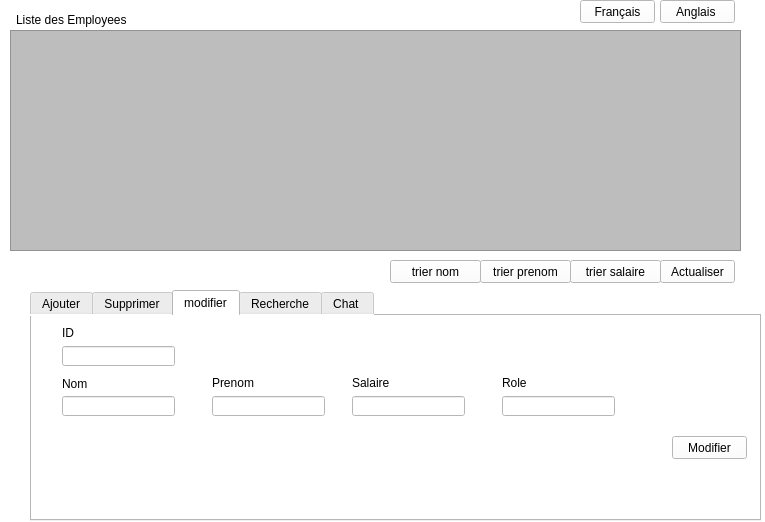
The window that mainwindow.ui (nyrouz911/Smart-Dry-Cleaner-2A13) describes before a commit, drawn with Qt 5.
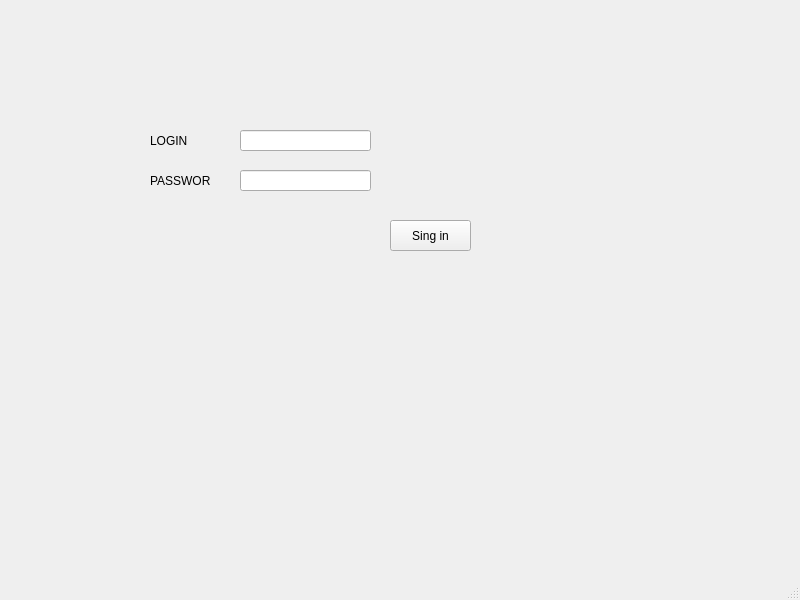
The same window after the commit. The open tabs and pages were chosen to show the change.

What changed in the file:
```diff
--- a/mainwindow.ui
+++ b/mainwindow.ui
@@ -6,584 +6,85 @@
    <rect>
     <x>0</x>
     <y>0</y>
-    <width>765</width>
-    <height>522</height>
+    <width>800</width>
+    <height>600</height>
    </rect>
   </property>
   <property name="windowTitle">
    <string>MainWindow</string>
   </property>
-  <property name="styleSheet">
-   <string notr="true">background-color:rgb(255, 255, 255);</string>
-  </property>
   <widget class="QWidget" name="centralwidget">
    <widget class="QLabel" name="label">
     <property name="geometry">
      <rect>
-      <x>16</x>
-      <y>10</y>
-      <width>301</width>
-      <height>20</height>
+      <x>150</x>
+      <y>130</y>
+      <width>61</width>
+      <height>21</height>
      </rect>
     </property>
-    <property name="styleSheet">
-     <string notr="true">font: 75 10pt &quot;MS Shell Dlg 2&quot;;</string>
-    </property>
     <property name="text">
-     <string>Liste des Employees </string>
+     <string>LOGIN</string>
     </property>
    </widget>
-   <widget class="QTabWidget" name="tabWidget">
+   <widget class="QLabel" name="label_2">
     <property name="geometry">
      <rect>
-      <x>30</x>
-      <y>290</y>
-      <width>731</width>
-      <height>231</height>
+      <x>150</x>
+      <y>170</y>
+      <width>61</width>
+      <height>21</height>
      </rect>
     </property>
-    <property name="styleSheet">
-     <string notr="true">font: 75 9pt &quot;MS Shell Dlg 2&quot;;</string>
+    <property name="text">
+     <string>PASSWORD</string>
     </property>
-    <property name="currentIndex">
-     <number>4</number>
-    </property>
-    <widget class="QWidget" name="ajouter">
-     <attribute name="title">
-      <string>Ajouter</string>
-     </attribute>
-     <widget class="QLineEdit" name="nom">
-      <property name="geometry">
-       <rect>
-        <x>20</x>
-        <y>50</y>
-        <width>113</width>
-        <height>20</height>
-       </rect>
-      </property>
-     </widget>
-     <widget class="QLineEdit" name="prenom">
-      <property name="geometry">
-       <rect>
-        <x>160</x>
-        <y>50</y>
-        <width>113</width>
-        <height>20</height>
-       </rect>
-      </property>
-     </widget>
-     <widget class="QLineEdit" name="salaire">
-      <property name="geometry">
-       <rect>
-        <x>300</x>
-        <y>50</y>
-        <width>113</width>
-        <height>20</height>
-       </rect>
-      </property>
-     </widget>
-     <widget class="QLineEdit" name="role">
-      <property name="geometry">
-       <rect>
-        <x>430</x>
-        <y>50</y>
-        <width>113</width>
-        <height>20</height>
-       </rect>
-      </property>
-     </widget>
-     <widget class="QLabel" name="label_2">
-      <property name="geometry">
-       <rect>
-        <x>20</x>
-        <y>30</y>
-        <width>47</width>
-        <height>14</height>
-       </rect>
-      </property>
-      <property name="text">
-       <string>Nom</string>
-      </property>
-     </widget>
-     <widget class="QLabel" name="label_3">
-      <property name="geometry">
-       <rect>
-        <x>160</x>
-        <y>30</y>
-        <width>47</width>
-        <height>14</height>
-       </rect>
-      </property>
-      <property name="text">
-       <string>Prenom</string>
-      </property>
-     </widget>
-     <widget class="QLabel" name="label_4">
-      <property name="geometry">
-       <rect>
-        <x>300</x>
-        <y>30</y>
-        <width>47</width>
-        <height>14</height>
-       </rect>
-      </property>
-      <property name="text">
-       <string>Salaire</string>
-      </property>
-     </widget>
-     <widget class="QLabel" name="label_5">
-      <property name="geometry">
-       <rect>
-        <x>430</x>
-        <y>30</y>
-        <width>47</width>
-        <height>14</height>
-       </rect>
-      </property>
-      <property name="text">
-       <string>Role</string>
-      </property>
-     </widget>
-     <widget class="QPushButton" name="pushButton">
-      <property name="geometry">
-       <rect>
-        <x>614</x>
-        <y>90</y>
-        <width>81</width>
-        <height>31</height>
-       </rect>
-      </property>
-      <property name="text">
-       <string>Ajouter</string>
-      </property>
-     </widget>
-    </widget>
-    <widget class="QWidget" name="supprimer">
-     <attribute name="title">
-      <string>Supprimer</string>
-     </attribute>
-     <widget class="QPushButton" name="pushButton_2">
-      <property name="geometry">
-       <rect>
-        <x>614</x>
-        <y>110</y>
-        <width>91</width>
-        <height>23</height>
-       </rect>
-      </property>
-      <property name="text">
-       <string>Supprimer</string>
-      </property>
-     </widget>
-     <widget class="QLabel" name="label_6">
-      <property name="geometry">
-       <rect>
-        <x>70</x>
-        <y>40</y>
-        <width>51</width>
-        <height>31</height>
-       </rect>
-      </property>
-      <property name="styleSheet">
-       <string notr="true">font: 75 10pt &quot;MS Shell Dlg 2&quot;;</string>
-      </property>
-      <property name="text">
-       <string>ID</string>
-      </property>
-     </widget>
-     <widget class="QLineEdit" name="lineEdit_5">
-      <property name="geometry">
-       <rect>
-        <x>140</x>
-        <y>40</y>
-        <width>291</width>
-        <height>31</height>
-       </rect>
-      </property>
-     </widget>
-    </widget>
-    <widget class="QWidget" name="modifier">
-     <attribute name="title">
-      <string>modifier</string>
-     </attribute>
-     <widget class="QLineEdit" name="lineEdit_6">
-      <property name="geometry">
-       <rect>
-        <x>30</x>
-        <y>30</y>
-        <width>113</width>
-        <height>20</height>
-       </rect>
-      </property>
-     </widget>
-     <widget class="QLineEdit" name="lineEdit_7">
-      <property name="geometry">
-       <rect>
-        <x>30</x>
-        <y>80</y>
-        <width>113</width>
-        <height>20</height>
-       </rect>
-      </property>
-     </widget>
-     <widget class="QLineEdit" name="lineEdit_8">
-      <property name="geometry">
-       <rect>
-        <x>180</x>
-        <y>80</y>
-        <width>113</width>
-        <height>20</height>
-       </rect>
-      </property>
-     </widget>
-     <widget class="QLineEdit" name="lineEdit_9">
-      <property name="geometry">
-       <rect>
-        <x>320</x>
-        <y>80</y>
-        <width>113</width>
-        <height>20</height>
-       </rect>
-      </property>
-     </widget>
-     <widget class="QLineEdit" name="lineEdit_10">
-      <property name="geometry">
-       <rect>
-        <x>470</x>
-        <y>80</y>
-        <width>113</width>
-        <height>20</height>
-       </rect>
-      </property>
-     </widget>
-     <widget class="QPushButton" name="pushButton_3">
-      <property name="geometry">
-       <rect>
-        <x>640</x>
-        <y>120</y>
-        <width>75</width>
-        <height>23</height>
-       </rect>
-      </property>
-      <property name="text">
-       <string>Modifier</string>
-      </property>
-     </widget>
-     <widget class="QLabel" name="label_7">
-      <property name="geometry">
-       <rect>
-        <x>30</x>
-        <y>10</y>
-        <width>47</width>
-        <height>14</height>
-       </rect>
-      </property>
-      <property name="text">
-       <string>ID</string>
-      </property>
-     </widget>
-     <widget class="QLabel" name="label_8">
-      <property name="geometry">
-       <rect>
-        <x>30</x>
-        <y>60</y>
-        <width>51</width>
-        <height>16</height>
-       </rect>
-      </property>
-      <property name="text">
-       <string>Nom</string>
-      </property>
-     </widget>
-     <widget class="QLabel" name="label_9">
-      <property name="geometry">
-       <rect>
-        <x>180</x>
-        <y>60</y>
-        <width>47</width>
-        <height>14</height>
-       </rect>
-      </property>
-      <property name="text">
-       <string>Prenom</string>
-      </property>
-     </widget>
-     <widget class="QLabel" name="label_10">
-      <property name="geometry">
-       <rect>
-        <x>320</x>
-        <y>60</y>
-        <width>47</width>
-        <height>14</height>
-       </rect>
-      </property>
-      <property name="text">
-       <string>Salaire</string>
-      </property>
-     </widget>
-     <widget class="QLabel" name="label_11">
-      <property name="geometry">
-       <rect>
-        <x>470</x>
-        <y>60</y>
-        <width>47</width>
-        <height>14</height>
-       </rect>
-      </property>
-      <property name="text">
-       <string>Role</string>
-      </property>
-     </widget>
-    </widget>
-    <widget class="QWidget" name="recherche">
-     <attribute name="title">
-      <string>Recherche</string>
-     </attribute>
-     <widget class="QLabel" name="label_12">
-      <property name="geometry">
-       <rect>
-        <x>20</x>
-        <y>20</y>
-        <width>101</width>
-        <height>16</height>
-       </rect>
-      </property>
-      <property name="text">
-       <string>Chercher par</string>
-      </property>
-     </widget>
-     <widget class="QComboBox" name="comboBox">
-      <property name="geometry">
-       <rect>
-        <x>100</x>
-        <y>20</y>
-        <width>62</width>
-        <height>22</height>
-       </rect>
-      </property>
-      <item>
-       <property name="text">
-        <string>nom</string>
-       </property>
-      </item>
-      <item>
-       <property name="text">
-        <string>prenom</string>
-       </property>
-      </item>
-      <item>
-       <property name="text">
-        <string>Role</string>
-       </property>
-      </item>
-     </widget>
-     <widget class="QLineEdit" name="lineEdit">
-      <property name="geometry">
-       <rect>
-        <x>190</x>
-        <y>20</y>
-        <width>113</width>
-        <height>20</height>
-       </rect>
-      </property>
-     </widget>
-     <widget class="QPushButton" name="pushButton_5">
-      <property name="geometry">
-       <rect>
-        <x>350</x>
-        <y>20</y>
-        <width>75</width>
-        <height>23</height>
-       </rect>
-      </property>
-      <property name="text">
-       <string>chercher</string>
-      </property>
-     </widget>
-    </widget>
-    <widget class="QWidget" name="tab">
-     <attribute name="title">
-      <string>Chat </string>
-     </attribute>
-     <widget class="QTextEdit" name="textEdit">
-      <property name="geometry">
-       <rect>
-        <x>110</x>
-        <y>50</y>
-        <width>371</width>
-        <height>81</height>
-       </rect>
-      </property>
-      <property name="contextMenuPolicy">
-       <enum>Qt::PreventContextMenu</enum>
-      </property>
-     </widget>
-     <widget class="QLabel" name="label_13">
-      <property name="geometry">
-       <rect>
-        <x>127</x>
-        <y>14</y>
-        <width>56</width>
-        <height>16</height>
-       </rect>
-      </property>
-      <property name="text">
-       <string>nom</string>
-      </property>
-     </widget>
-     <widget class="QLineEdit" name="nickname">
-      <property name="geometry">
-       <rect>
-        <x>207</x>
-        <y>14</y>
-        <width>113</width>
-        <height>22</height>
-       </rect>
-      </property>
-     </widget>
-     <widget class="QLabel" name="label_14">
-      <property name="geometry">
-       <rect>
-        <x>70</x>
-        <y>150</y>
-        <width>56</width>
-        <height>16</height>
-       </rect>
-      </property>
-      <property name="text">
-       <string>message</string>
-      </property>
-     </widget>
-     <widget class="QLineEdit" name="message">
-      <property name="geometry">
-       <rect>
-        <x>140</x>
-        <y>150</y>
-        <width>113</width>
-        <height>22</height>
-       </rect>
-      </property>
-     </widget>
-     <widget class="QPushButton" name="bind">
-      <property name="geometry">
-       <rect>
-        <x>520</x>
-        <y>160</y>
-        <width>93</width>
-        <height>28</height>
-       </rect>
-      </property>
-      <property name="text">
-       <string>connect</string>
-      </property>
-     </widget>
-     <widget class="QPushButton" name="send">
-      <property name="geometry">
-       <rect>
-        <x>410</x>
-        <y>160</y>
-        <width>93</width>
-        <height>28</height>
-       </rect>
-      </property>
-      <property name="text">
-       <string>envoyer</string>
-      </property>
-     </widget>
-    </widget>
    </widget>
-   <widget class="QTableView" name="tableView">
+   <widget class="QLineEdit" name="username">
     <property name="geometry">
      <rect>
-      <x>10</x>
-      <y>30</y>
-      <width>731</width>
-      <height>221</height>
+      <x>240</x>
+      <y>130</y>
+      <width>131</width>
+      <height>21</height>
      </rect>
     </property>
-    <property name="styleSheet">
-     <string notr="true">background-color:rgb(189, 189, 189);</string>
-    </property>
    </widget>
-   <widget class="QPushButton" name="pushButton_4">
+   <widget class="QLineEdit" name="password">
     <property name="geometry">
      <rect>
-      <x>660</x>
-      <y>260</y>
-      <width>75</width>
-      <height>23</height>
+      <x>240</x>
+      <y>170</y>
+      <width>131</width>
+      <height>21</height>
      </rect>
     </property>
-    <property name="text">
-     <string>Actualiser</string>
-    </property>
    </widget>
-   <widget class="QPushButton" name="pushButton_6">
-    <property name="geometry">
-     <rect>
-      <x>570</x>
-      <y>260</y>
-      <width>91</width>
-      <height>23</height>
-     </rect>
-    </property>
-    <property name="text">
-     <string>trier salaire</string>
-    </property>
-   </widget>
-   <widget class="QPushButton" name="pushButton_7">
+   <widget class="QPushButton" name="pushButton">
     <property name="geometry">
      <rect>
       <x>390</x>
-      <y>260</y>
-      <width>91</width>
-      <height>23</height>
+      <y>220</y>
+      <width>81</width>
+      <height>31</height>
      </rect>
     </property>
     <property name="text">
-     <string>trier nom</string>
+     <string>Sing in</string>
     </property>
    </widget>
-   <widget class="QPushButton" name="pushButton_8">
-    <property name="geometry">
-     <rect>
-      <x>480</x>
-      <y>260</y>
-      <width>91</width>
-      <height>23</height>
-     </rect>
-    </property>
-    <property name="text">
-     <string>trier prenom</string>
-    </property>
-   </widget>
-   <widget class="QPushButton" name="pushButton_9">
-    <property name="geometry">
-     <rect>
-      <x>580</x>
-      <y>0</y>
-      <width>75</width>
-      <height>23</height>
-     </rect>
-    </property>
-    <property name="text">
-     <string>Français</string>
-    </property>
-   </widget>
-   <widget class="QPushButton" name="pushButton_10">
-    <property name="geometry">
-     <rect>
-      <x>660</x>
-      <y>0</y>
-      <width>75</width>
-      <height>23</height>
-     </rect>
-    </property>
-    <property name="text">
-     <string>Anglais </string>
-    </property>
-   </widget>
   </widget>
+  <widget class="QMenuBar" name="menubar">
+   <property name="geometry">
+    <rect>
+     <x>0</x>
+     <y>0</y>
+     <width>800</width>
+     <height>22</height>
+    </rect>
+   </property>
+  </widget>
+  <widget class="QStatusBar" name="statusbar"/>
  </widget>
  <resources/>
  <connections/>
```
